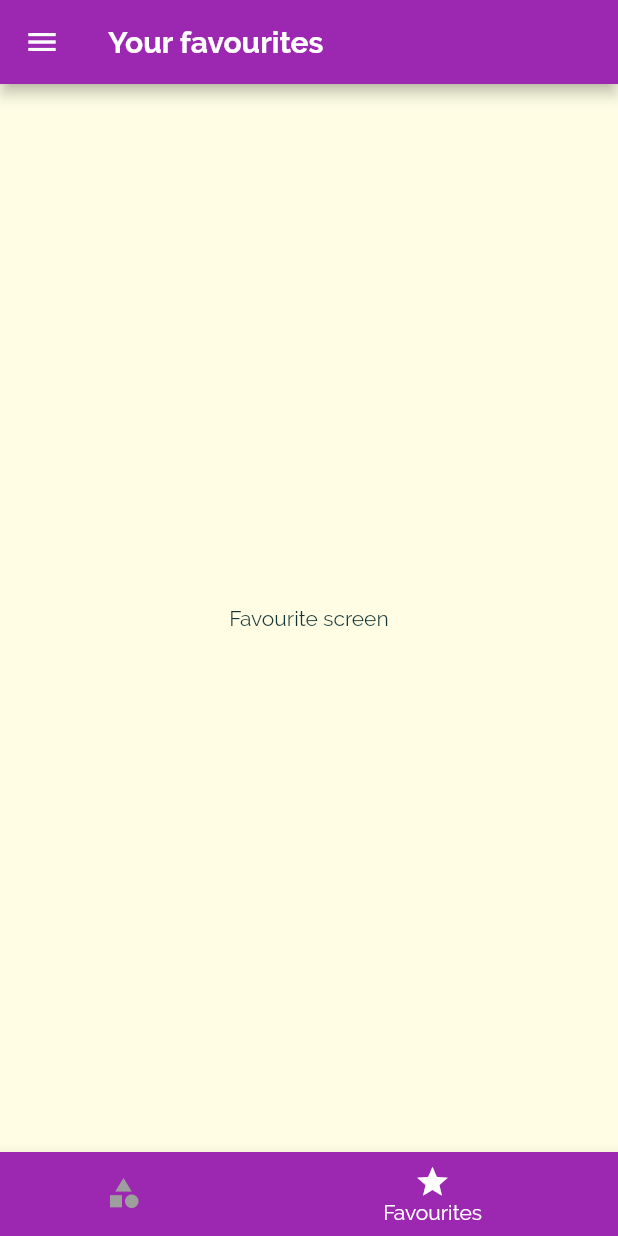
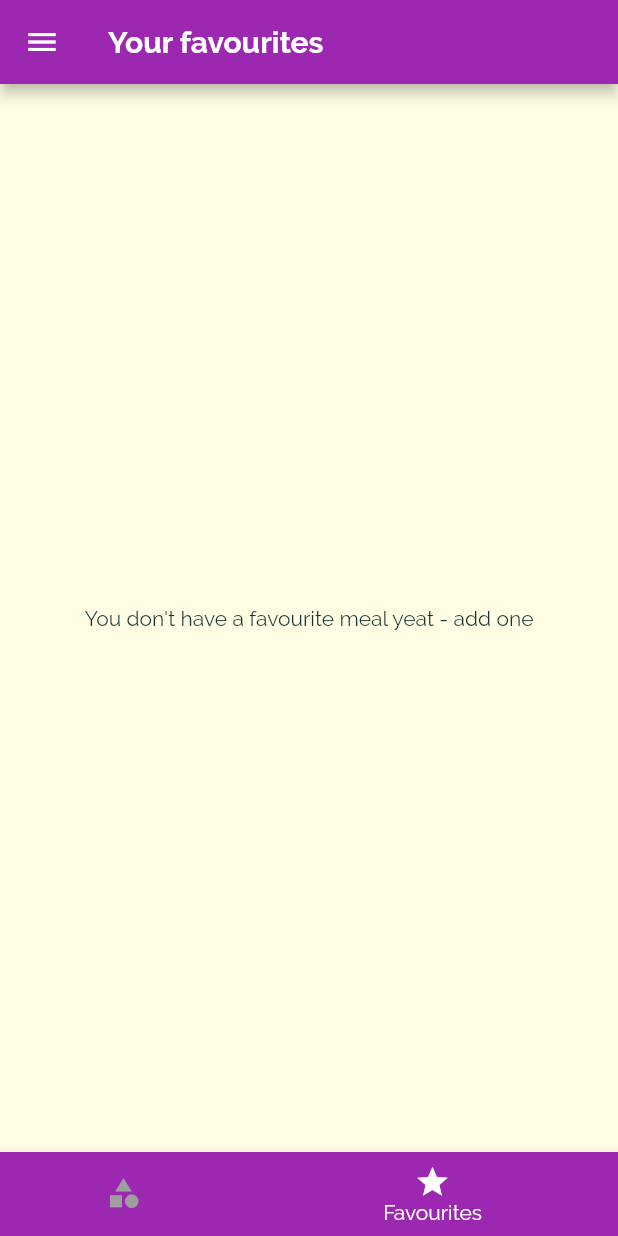
Before and after one commit to catalinvunvulea/MyMeals, a Flutter app: the screen it shows after launch, item 2 of the bottom bar chosen, on a phone screen of 412 x 824 dp. Run offline on Flutter 3.47's test engine with Material 2 defaults, Android fonts, the phone set to English and light mode, and no system bars.

Commit message:
Adding a Mark As Favourite Feature
replace the delete button and funciton with add as favourite

```diff
--- a/lib/Screens/category_meals_screen.dart
+++ b/lib/Screens/category_meals_screen.dart
@@ -64,7 +64,6 @@ class _CategoryMealsScreenState extends State<CategoryMealsScreen> {
             duration: displayedMeals[index].duration,
             complexity: displayedMeals[index].complexity,
             affordability: displayedMeals[index].affordability,
-            removeItem: _removeMeal,
           );
         },
         itemCount: displayedMeals.length,
--- a/lib/Screens/favourites_screen.dart
+++ b/lib/Screens/favourites_screen.dart
@@ -1,10 +1,33 @@
 import 'package:flutter/material.dart';
 
+import '../models/meal.dart';
+import '../widgets/meal_item.dart';
+
 class FavouritesScreen extends StatelessWidget {
-  const FavouritesScreen({Key key}) : super(key: key);
+
+final List<Meal> favouriteMeals;
+
+FavouritesScreen(this.favouriteMeals);
 
   @override
   Widget build(BuildContext context) {
-    return Center(child: Text('Favourite screen'),);
+    if (favouriteMeals.isEmpty) {
+       return Center(child: Text("You don't have a favourite meal yeat - add one"),);
+    } else {
+      return ListView.builder(
+        itemBuilder: (ctx, index) {
+          return MealItem(
+            title: favouriteMeals[index].title,
+            id: favouriteMeals[index].id,
+            imageUrl: favouriteMeals[index].imageUrl,
+            duration: favouriteMeals[index].duration,
+            complexity: favouriteMeals[index].complexity,
+            affordability: favouriteMeals[index].affordability,
+          );
+        },
+        itemCount: favouriteMeals.length,
+      );
+    }
+
   }
 }
--- a/lib/Screens/tabs_to_bar_screen.dart
+++ b/lib/Screens/tabs_to_bar_screen.dart
@@ -38,7 +38,7 @@ class _TabsToBarScreenState extends State<TabsToBarScreen> {
         body: TabBarView(
           children: <Widget>[
             //need to add as many widgets as we have tabs (in this case 2)
-            CategoriesScreen(), FavouritesScreen(),
+//            CategoriesScreen(), FavouritesScreen(),
           ],
         ),
       ),
--- a/lib/Screens/tabs_to_bottom_screen.dart
+++ b/lib/Screens/tabs_to_bottom_screen.dart
@@ -1,24 +1,37 @@
+import 'package:MyMeals/Screens/tabs_to_bar_screen.dart';
 import 'package:flutter/material.dart';
 
 import '../widgets/main_drawer.dart';
 import './favourites_screen.dart';
 import './categories_screen.dart';
+import '../models/meal.dart';
 
 class TabsToBottomScreen extends StatefulWidget {
   //requiered only if we add tabs at the bottom
-  TabsToBottomScreen({Key key}) : super(key: key);
+  final List<Meal> favouriteMeals;
+
+  TabsToBottomScreen(this.favouriteMeals);
 
   @override
   _TabsToBarScreenState createState() => _TabsToBarScreenState();
 }
 
 class _TabsToBarScreenState extends State<TabsToBottomScreen> {
-  final List<Map<String, Object>> _pages = [
-    {'page': CategoriesScreen(), 'title': 'Categories'},
-    {'page': FavouritesScreen(), 'title': 'Your favourites'},
-  ];
+  List<Map<String, Object>> _pages;
 
   int _selectedPageIndex = 0;
+
+  @override
+  void initState() {
+    super.initState();
+    _pages = [
+      {'page': CategoriesScreen(), 'title': 'Categories'},
+      {
+        'page': FavouritesScreen(widget.favouriteMeals),
+        'title': 'Your favourites'
+      },
+    ];
+  }
 
   void _selectPage(int index) {
     //flutter will automatically pass in the index, no need to manually do it
--- a/lib/main.dart
+++ b/lib/main.dart
@@ -1,4 +1,3 @@
-
 import 'package:MyMeals/Screens/filters_screen.dart';
 import 'package:MyMeals/dummy_data.dart';
 import 'package:flutter/material.dart';
@@ -29,13 +28,15 @@ Map<String, bool> _filters = {
   };
 
   List<Meal> _availableMeals = DUMMY_MEALS;
+  List<Meal> _favouriteMeals = [];
 
   void _setFilters(Map<String, bool> filterData) {
     setState(() {
       _filters = filterData;
 
       _availableMeals = DUMMY_MEALS.where((meal) {
-      if (_filters['gluten'] && !meal.isGlutenFree) { //if gluten is false and it is not gluten free, we don't wan to include it in the list
+        if (_filters['gluten'] && !meal.isGlutenFree) {
+          //if gluten is false and it is not gluten free, we don't wan to include it in the list
           return false; //if we return false, this won't show in the Map(Dictionary)
         }
         if (_filters['lactose'] && !meal.isLactoseFree) {
@@ -51,7 +52,31 @@ void _setFilters(Map<String, bool> filterData) {
         return true;
       }).toList();
     });
+  }
 
+  void _toggleFavourites(String mealId) {
+    final existingIndex = _favouriteMeals.indexWhere((element) =>
+        element.id ==
+        mealId); //if false, index = -1, if true, it will show the respetive index
+    if (existingIndex >= 0) {
+      //we check if the meal already exist in the favourites
+      setState(() {
+        _favouriteMeals.removeAt(existingIndex);
+      });
+    } else {
+      setState(() {
+        _favouriteMeals.add(
+          DUMMY_MEALS.firstWhere(
+            //we are not using _availableMeals as we don't want to apply filters to favourite meals
+            (element) => element.id == mealId,
+          ),
+        );
+      });
+    }
+  }
+
+  bool _isMealFavourite(String id) {
+    return _favouriteMeals.any((element) => element.id == id); //returns true if condition is meat
   }
 
   @override
@@ -77,14 +102,15 @@ void _setFilters(Map<String, bool> filterData) {
               ),
             ),
       ),
-      home: TabsToBottomScreen(),
+      home: TabsToBottomScreen(_favouriteMeals),
       //instead of using home: ScreenWidget we can delete home and use a route as: '/': (ctx) =>ScreenWidget()
       routes: {
         //create a route for each screen (an identifier)
         // '/category-meals': (ctx) => CategoryMealsScreen() //we have created identifier for CategoryMealsScreen - one of the options
-        CategoryMealsScreen.routeName: (ctx) =>
-            CategoryMealsScreen(_availableMeals), //is the same as the previous line
-        MealDetailScreen.routeName: (ctx) => MealDetailScreen(),
+        CategoryMealsScreen.routeName: (ctx) => CategoryMealsScreen(
+            _availableMeals), //is the same as the previous line
+        MealDetailScreen.routeName: (ctx) =>
+            MealDetailScreen(_toggleFavourites, _isMealFavourite),
         FiltersScreen.routeName: (ctx) => FiltersScreen(_filters, _setFilters)
       },
       // onGenerateRoute: (settings) {
@@ -96,9 +122,9 @@ void _setFilters(Map<String, bool> filterData) {
       //   }
       //   ;
       // },
-      onUnknownRoute: (settings){ //unknown route is reached when flutter fails to biuld a screen with all other measures, before it shows an error, it's a good ideea to show a page as "we couldn't find that page"
-         return MaterialPageRoute(
-            builder: (ctx) => CategoriesScreen());
+      onUnknownRoute: (settings) {
+        //unknown route is reached when flutter fails to biuld a screen with all other measures, before it shows an error, it's a good ideea to show a page as "we couldn't find that page"
+        return MaterialPageRoute(builder: (ctx) => CategoriesScreen());
       },
     );
   }
--- a/lib/widgets/meal_item.dart
+++ b/lib/widgets/meal_item.dart
@@ -10,7 +10,7 @@ class MealItem extends StatelessWidget {
   final int duration;
   final Complexity complexity;
   final Affordability affordability;
-  final Function removeItem;
+
 
   MealItem({
     @required this.title,
@@ -19,7 +19,6 @@ class MealItem extends StatelessWidget {
     @required this.duration,
     @required this.complexity,
     @required this.affordability,
-    @required this.removeItem,
   });
 
   //we add a getter to "translate" the enum value
@@ -60,7 +59,7 @@ class MealItem extends StatelessWidget {
         .pushNamed(MealDetailScreen.routeName, arguments: id)
         .then((value) {//pushNamed return a future; the func is over only once the pushedScreen is closed; with then we can receive something from the pushedScreen (passed from that screen using pop(dataToSend))
       if (value != null) { //as the previos screen can be also dismissed from the backButton from Bar, we need to ensure it was from our custom button which will send back a value(mealId)
-        removeItem(value);
+       // removeItem(value); //initially used only as a different example
       };
     });
   }
```
Also changed, not shown: lib/Screens/meal_detail_screen.dart (+8 -4 lines). Lines whose indentation alone changed are shown as unchanged.
